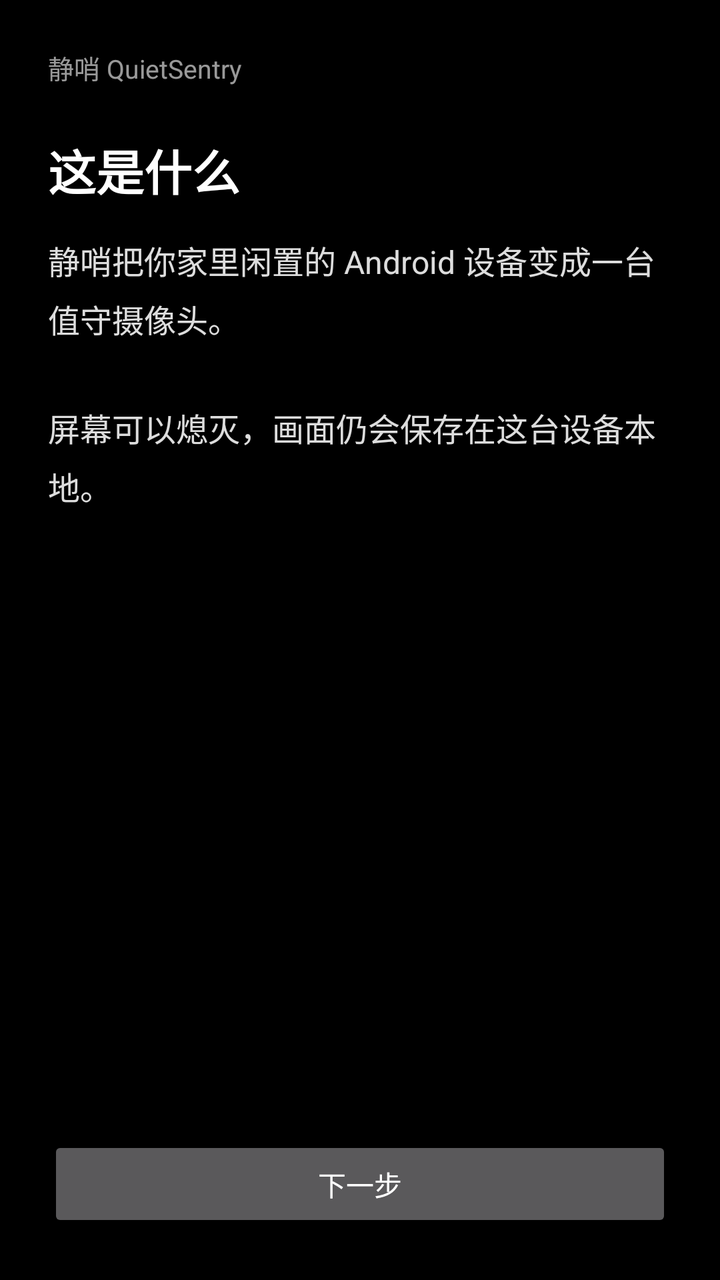
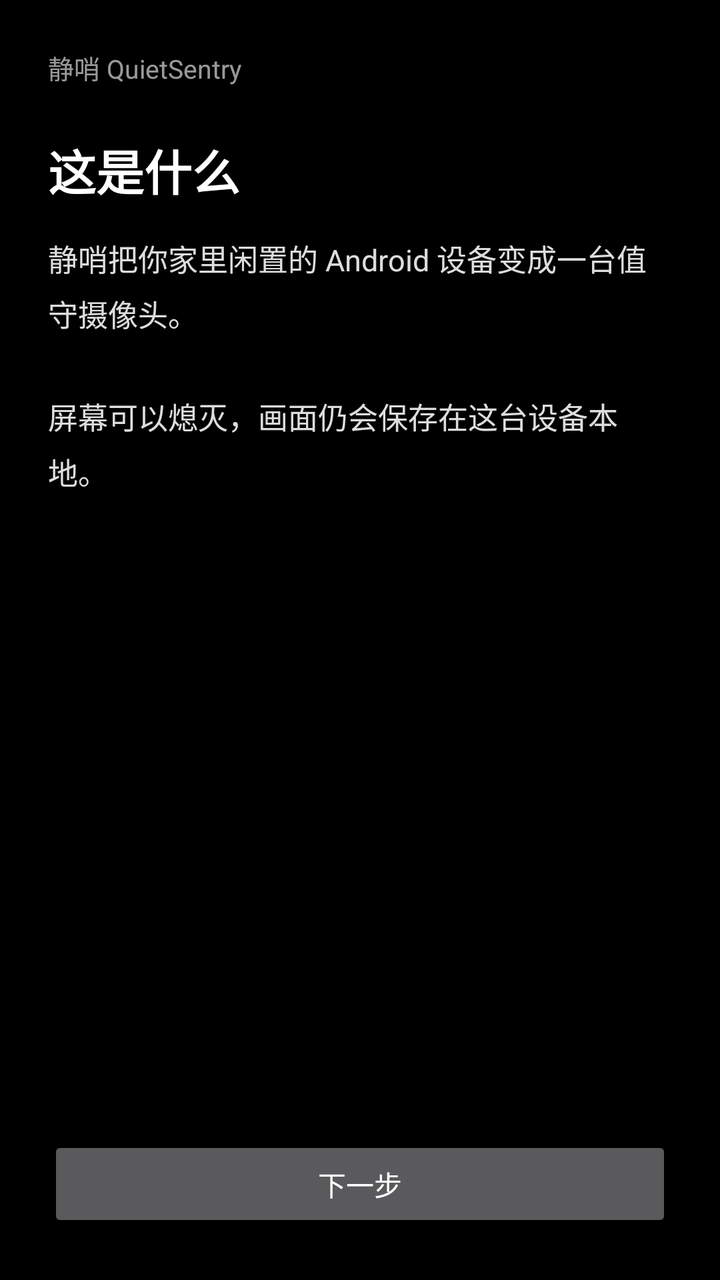

The first picture is an Android layout as it rendered before a commit; the second is the same layout after the commit. The layout source and the unified diff follow.
<!-- AndroidManifest.xml: application theme Theme.QuietSentry -->
<!-- res/layout/activity_consent.xml -->
<?xml version="1.0" encoding="utf-8"?>
<LinearLayout xmlns:android="http://schemas.android.com/apk/res/android"
    android:layout_width="match_parent"
    android:layout_height="match_parent"
    android:background="@android:color/black"
    android:fitsSystemWindows="true"
    android:orientation="vertical"
    android:padding="24dp">

    <TextView
        android:layout_width="match_parent"
        android:layout_height="wrap_content"
        android:text="@string/app_name"
        android:textColor="#99FFFFFF"
        android:textSize="13sp" />

    <ViewFlipper
        android:id="@+id/consent_flipper"
        android:layout_width="match_parent"
        android:layout_height="0dp"
        android:layout_weight="1"
        android:layout_marginTop="24dp">

        <ScrollView
            android:layout_width="match_parent"
            android:layout_height="match_parent">

            <LinearLayout
                android:layout_width="match_parent"
                android:layout_height="wrap_content"
                android:orientation="vertical">

                <TextView
                    android:layout_width="match_parent"
                    android:layout_height="wrap_content"
                    android:text="@string/consent_page1_title"
                    android:textColor="@android:color/white"
                    android:textSize="24sp"
                    android:textStyle="bold" />

                <TextView
                    android:layout_width="match_parent"
                    android:layout_height="wrap_content"
                    android:layout_marginTop="16dp"
                    android:lineSpacingExtra="6dp"
                    android:text="@string/consent_page1_body"
                    android:textColor="#DDFFFFFF"
                    android:textSize="16sp" />
            </LinearLayout>
        </ScrollView>

        <ScrollView
            android:layout_width="match_parent"
            android:layout_height="match_parent">

            <LinearLayout
                android:layout_width="match_parent"
                android:layout_height="wrap_content"
                android:orientation="vertical">

                <TextView
                    android:layout_width="match_parent"
                    android:layout_height="wrap_content"
                    android:text="@string/consent_page2_title"
                    android:textColor="@android:color/white"
                    android:textSize="24sp"
                    android:textStyle="bold" />

                <TextView
                    android:layout_width="match_parent"
                    android:layout_height="wrap_content"
                    android:layout_marginTop="16dp"
                    android:lineSpacingExtra="6dp"
                    android:text="@string/consent_page2_body"
                    android:textColor="#DDFFFFFF"
                    android:textSize="16sp" />
            </LinearLayout>
        </ScrollView>

        <ScrollView
            android:layout_width="match_parent"
            android:layout_height="match_parent">

            <LinearLayout
                android:layout_width="match_parent"
                android:layout_height="wrap_content"
                android:orientation="vertical">

                <TextView
                    android:layout_width="match_parent"
                    android:layout_height="wrap_content"
                    android:text="@string/consent_page3_title"
                    android:textColor="@android:color/white"
                    android:textSize="24sp"
                    android:textStyle="bold" />

                <TextView
                    android:layout_width="match_parent"
                    android:layout_height="wrap_content"
                    android:layout_marginTop="16dp"
                    android:lineSpacingExtra="6dp"
                    android:text="@string/consent_page3_body"
                    android:textColor="#DDFFFFFF"
                    android:textSize="16sp" />
            </LinearLayout>
        </ScrollView>
    </ViewFlipper>

    <TextView
        android:id="@+id/consent_progress"
        android:layout_width="match_parent"
        android:layout_height="wrap_content"
        android:layout_marginTop="16dp"
        android:gravity="center"
        android:textColor="#66FFFFFF"
        android:textSize="12sp" />

    <CheckBox
        android:id="@+id/consent_checkbox"
        android:layout_width="match_parent"
        android:layout_height="wrap_content"
        android:layout_marginTop="8dp"
        android:text="@string/consent_checkbox"
        android:textColor="@android:color/white"
        android:visibility="gone" />

    <Button
        android:id="@+id/consent_action"
        android:layout_width="match_parent"
        android:layout_height="wrap_content"
        android:layout_marginTop="12dp"
        android:text="@string/consent_next" />

</LinearLayout>
<!-- resources referenced by this layout -->
<resources>
  <string name="app_name">静哨 QuietSentry</string>
  <string name="consent_checkbox">我确认仅在本人拥有或已获授权的场所使用本产品</string>
  <string name="consent_next">下一步</string>
  <string name="consent_page1_body">静哨把你家里闲置的 Android 设备变成一台值守摄像头。\n\n屏幕可以熄灭，画面仍会保存在这台设备本地。</string>
  <string name="consent_page1_title">这是什么</string>
  <string name="consent_page2_body">画面默认只保存在这台设备里，不上传、不经过任何服务器。\n\n是否分享给家人，由你决定。</string>
  <string name="consent_page2_title">数据去哪</string>
  <string name="consent_page3_body">请只在你本人拥有，或已获得明确授权的场所使用。\n\n在他人不知情的情况下拍摄他人生活空间，在多数地区属于违法行为。\n\n采集期间会持续显示系统通知，且无法关闭。</string>
  <string name="consent_page3_title">不能用来做什么</string>
  <style name="Theme.QuietSentry" parent="Theme.AppCompat.NoActionBar">
          <item name="android:windowBackground">@android:color/black</item>
          <item name="android:statusBarColor">@android:color/black</item>
          <item name="android:navigationBarColor">@android:color/black</item>
      </style>
</resources>

<!-- the commit's change to res/layout/activity_consent.xml (unified diff, before → after) -->
@@ -12,7 +12,7 @@
         android:layout_height="wrap_content"
         android:text="@string/app_name"
         android:textColor="#99FFFFFF"
-        android:textSize="13sp" />
+        android:textSize="@dimen/qs_text_status" />
 
     <ViewFlipper
         android:id="@+id/consent_flipper"
@@ -45,7 +45,7 @@
                     android:lineSpacingExtra="6dp"
                     android:text="@string/consent_page1_body"
                     android:textColor="#DDFFFFFF"
-                    android:textSize="16sp" />
+                    android:textSize="@dimen/qs_text_body" />
             </LinearLayout>
         </ScrollView>
 
@@ -73,7 +73,7 @@
                     android:lineSpacingExtra="6dp"
                     android:text="@string/consent_page2_body"
                     android:textColor="#DDFFFFFF"
-                    android:textSize="16sp" />
+                    android:textSize="@dimen/qs_text_body" />
             </LinearLayout>
         </ScrollView>
 
@@ -101,7 +101,7 @@
                     android:lineSpacingExtra="6dp"
                     android:text="@string/consent_page3_body"
                     android:textColor="#DDFFFFFF"
-                    android:textSize="16sp" />
+                    android:textSize="@dimen/qs_text_body" />
             </LinearLayout>
         </ScrollView>
     </ViewFlipper>
@@ -113,7 +113,7 @@
         android:layout_marginTop="16dp"
         android:gravity="center"
         android:textColor="#66FFFFFF"
-        android:textSize="12sp" />
+        android:textSize="@dimen/qs_text_caption" />
 
     <CheckBox
         android:id="@+id/consent_checkbox"
<!-- resource entries referenced after the edit -->
@@ -1,5 +1,8 @@
 <!-- resources referenced by this layout -->
 <resources>
+  <dimen name="qs_text_body">15sp</dimen>
+  <dimen name="qs_text_caption">12sp</dimen>
+  <dimen name="qs_text_status">13sp</dimen>
   <string name="app_name">静哨 QuietSentry</string>
   <string name="consent_checkbox">我确认仅在本人拥有或已获授权的场所使用本产品</string>
   <string name="consent_next">下一步</string>
@@ -13,6 +16,12 @@
           <item name="android:windowBackground">@android:color/black</item>
           <item name="android:statusBarColor">@android:color/black</item>
           <item name="android:navigationBarColor">@android:color/black</item>
+          
+          <item name="android:windowAnimationStyle">@style/QsWindowAnim</item>
+      </style>
+  <style name="QsWindowAnim">
+          <item name="android:windowEnterAnimation">@anim/fade_slide_in</item>
+          <item name="android:windowExitAnimation">@anim/fade_out</item>
       </style>
 </resources>
 
